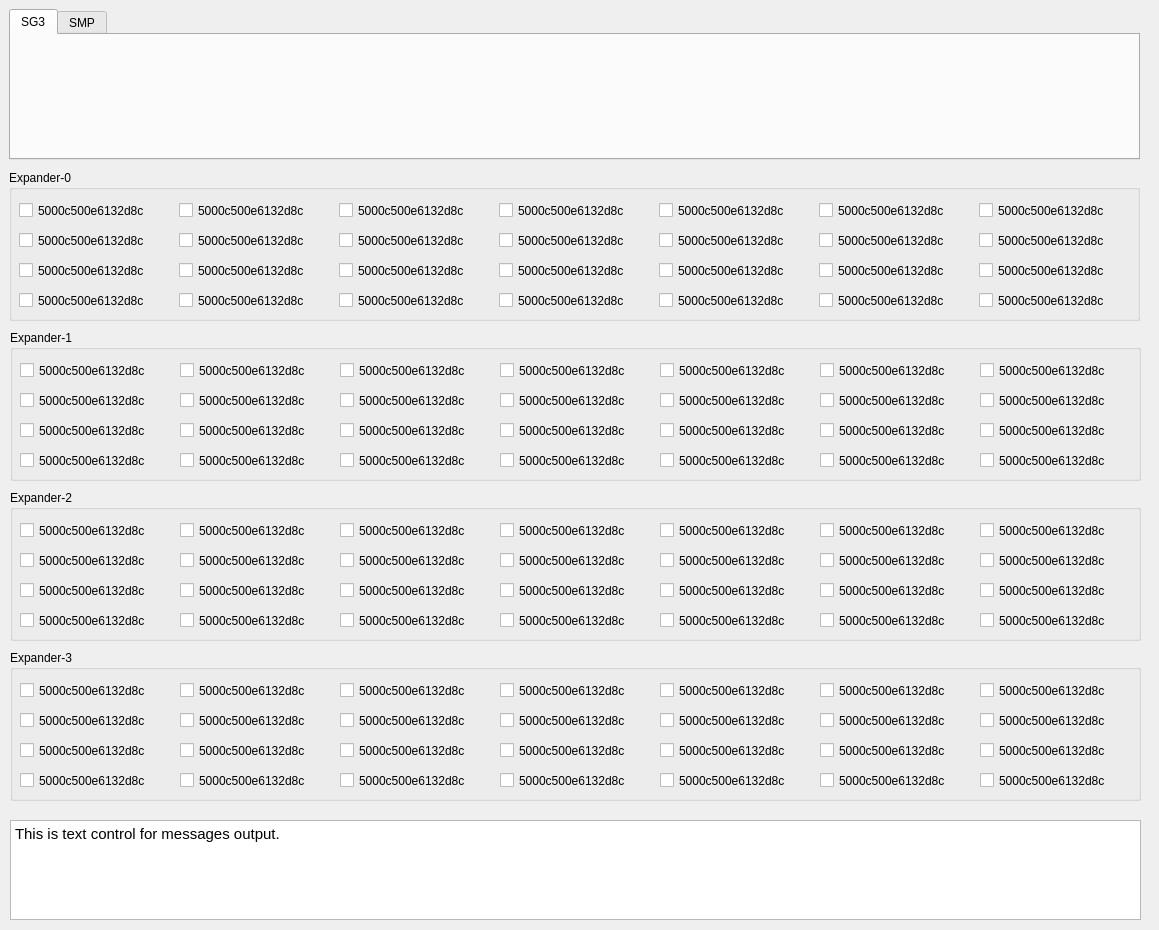
Qt form widget.ui (JuihoChen/myDino) before a commit.
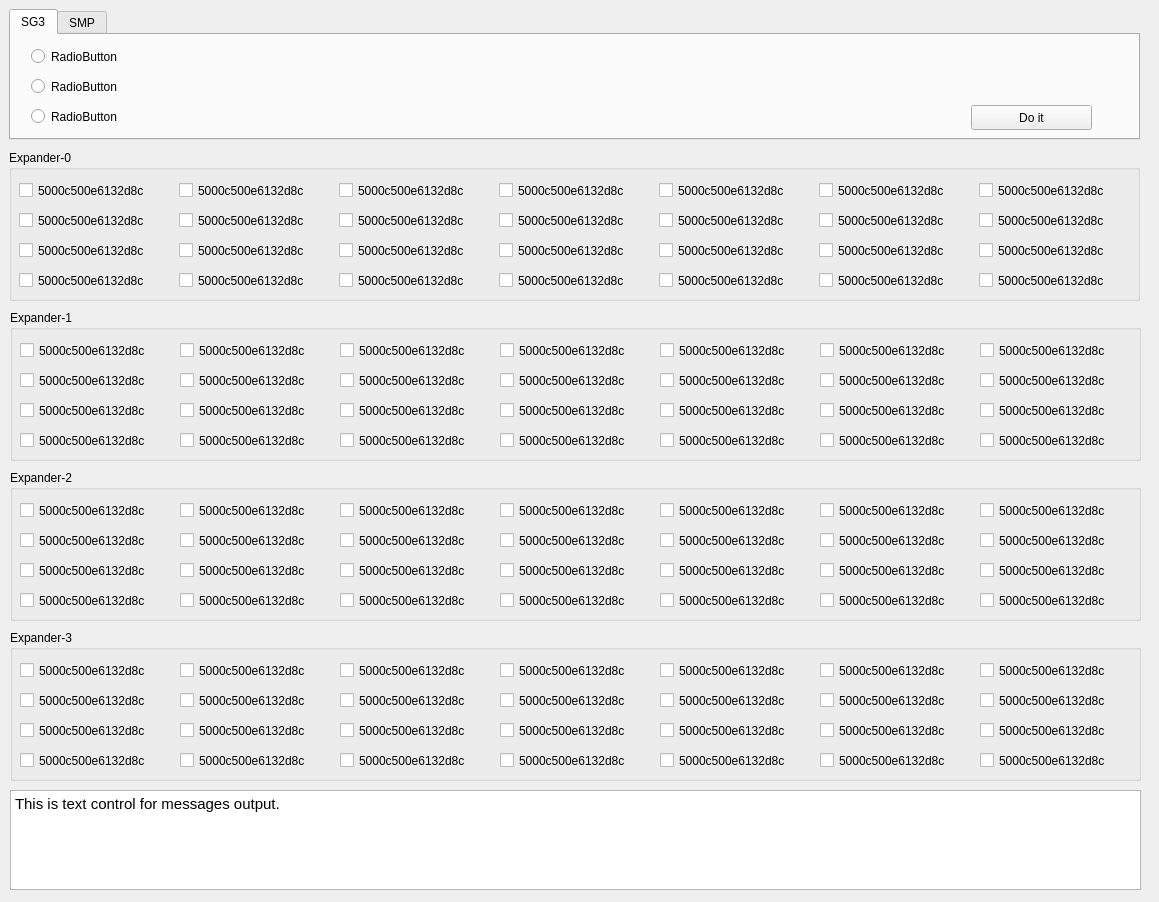
The same form after that commit.

Patch:
```diff
--- a/widget.ui
+++ b/widget.ui
@@ -10,7 +10,7 @@
     <x>0</x>
     <y>0</y>
     <width>1159</width>
-    <height>930</height>
+    <height>902</height>
    </rect>
   </property>
   <property name="windowTitle">
@@ -25,13 +25,13 @@
      <x>9</x>
      <y>9</y>
      <width>1131</width>
-     <height>151</height>
+     <height>131</height>
     </rect>
    </property>
    <property name="minimumSize">
     <size>
      <width>1131</width>
-     <height>150</height>
+     <height>131</height>
     </size>
    </property>
    <property name="currentIndex">
@@ -41,6 +41,58 @@
     <attribute name="title">
      <string>SG3</string>
     </attribute>
+    <widget class="QPushButton" name="pushButton">
+     <property name="geometry">
+      <rect>
+       <x>960</x>
+       <y>70</y>
+       <width>121</width>
+       <height>25</height>
+      </rect>
+     </property>
+     <property name="text">
+      <string>Do it</string>
+     </property>
+    </widget>
+    <widget class="QRadioButton" name="radioButton">
+     <property name="geometry">
+      <rect>
+       <x>20</x>
+       <y>10</y>
+       <width>112</width>
+       <height>23</height>
+      </rect>
+     </property>
+     <property name="text">
+      <string>RadioButton</string>
+     </property>
+    </widget>
+    <widget class="QRadioButton" name="radioButton_2">
+     <property name="geometry">
+      <rect>
+       <x>20</x>
+       <y>40</y>
+       <width>112</width>
+       <height>23</height>
+      </rect>
+     </property>
+     <property name="text">
+      <string>RadioButton</string>
+     </property>
+    </widget>
+    <widget class="QRadioButton" name="radioButton_3">
+     <property name="geometry">
+      <rect>
+       <x>20</x>
+       <y>70</y>
+       <width>112</width>
+       <height>23</height>
+      </rect>
+     </property>
+     <property name="text">
+      <string>RadioButton</string>
+     </property>
+    </widget>
    </widget>
    <widget class="QWidget" name="tab_smp">
     <property name="maximumSize">
@@ -58,7 +110,7 @@
    <property name="geometry">
     <rect>
      <x>9</x>
-     <y>170</y>
+     <y>150</y>
      <width>1131</width>
      <height>151</height>
     </rect>
@@ -444,7 +496,7 @@
    <property name="geometry">
     <rect>
      <x>10</x>
-     <y>820</y>
+     <y>790</y>
      <width>1131</width>
      <height>100</height>
     </rect>
@@ -473,7 +525,7 @@
    <property name="geometry">
     <rect>
      <x>10</x>
-     <y>330</y>
+     <y>310</y>
      <width>1131</width>
      <height>151</height>
     </rect>
@@ -856,7 +908,7 @@
    <property name="geometry">
     <rect>
      <x>10</x>
-     <y>490</y>
+     <y>470</y>
      <width>1131</width>
      <height>151</height>
     </rect>
@@ -1239,7 +1291,7 @@
    <property name="geometry">
     <rect>
      <x>10</x>
-     <y>650</y>
+     <y>630</y>
      <width>1131</width>
      <height>151</height>
     </rect>
```
